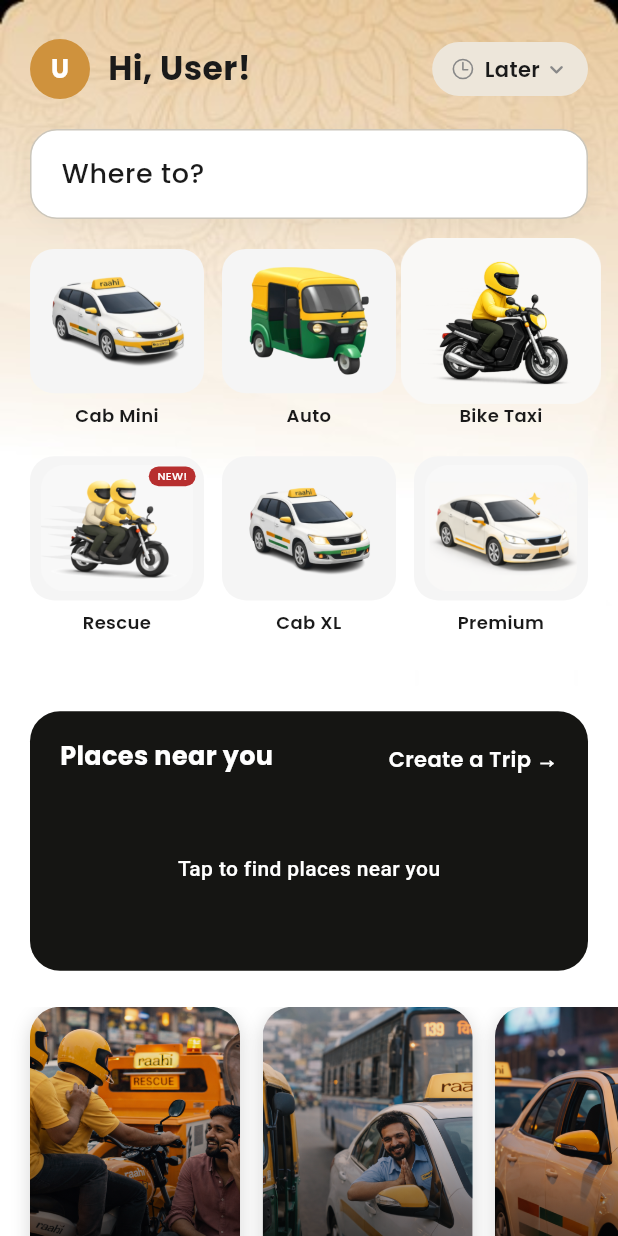
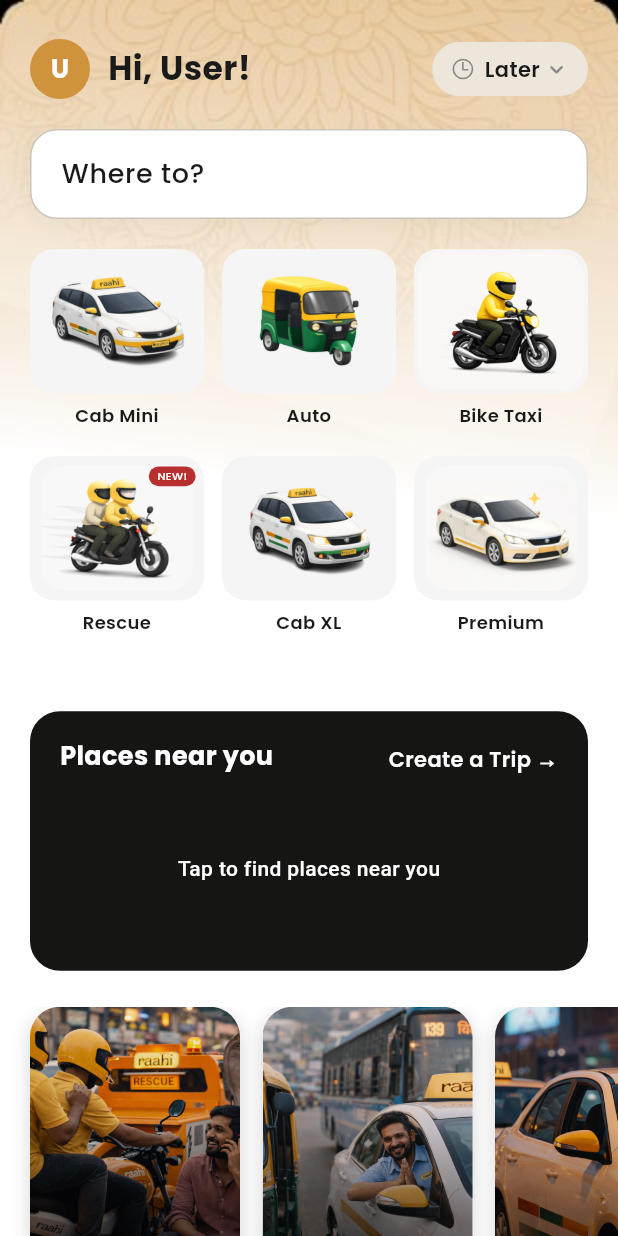
Before and after one commit to rescuexai-cmyk/LatestFrontend, a Flutter app: the ServicesScreen screen opened directly, on a phone screen of 412 x 824 dp. Run offline on Flutter 3.47's test engine with Material 3 defaults, Android fonts, the phone set to English and light mode, and no system bars; our stand-ins replace cached_network_image, dio, equatable, file_picker, firebase_auth, firebase_core and 19 more; missing offline and left inert: firebase_app_check, truecaller_sdk; accounts and stored records are empty; network calls fail.

Commit message:
Fix services hub tile sizing so Auto and Bike Taxi match other grid items.
Replace Transform.scale with clipped tiles and tighter inner padding so icons stay larger without bleeding into adjacent gaps.

Co-authored-by: Cursor <cursoragent@cursor.com>

```diff
--- a/lib/features/home/presentation/screens/services_screen.dart
+++ b/lib/features/home/presentation/screens/services_screen.dart
@@ -64,14 +64,14 @@ class ServicesScreen extends ConsumerStatefulWidget {
         Icons.electric_rickshaw,
         const Color(0xFF4CAF50),
         imagePath: 'assets/vehicles/auto.png',
-        imageScale: 1.32),
+        imagePadding: 2),
     _Svc(
         'bike_taxi',
         'bike_taxi',
         Icons.two_wheeler,
         _accent,
         imagePath: 'assets/vehicles/bike_taxi.png',
-        imageScale: 1.32),
+        imagePadding: 2),
     _Svc(
         'bike_rescue',
         'rescue',
@@ -1134,12 +1134,12 @@ class _Svc {
   final String badge;
   final String? imagePath;
   final bool showNewBadge;
-  final double imageScale;
+  final double imagePadding;
   const _Svc(this.id, this.titleKey, this.icon, this.color,
       {this.badge = '',
       this.imagePath,
       this.showNewBadge = false,
-      this.imageScale = 1.0});
+      this.imagePadding = 6});
 }
 
 // ── Action card ──
@@ -1169,6 +1169,7 @@ class _ServiceCard extends StatelessWidget {
       onTap: onTap,
       child: Column(
         mainAxisSize: MainAxisSize.min,
+        crossAxisAlignment: CrossAxisAlignment.stretch,
         children: [
           AspectRatio(
             aspectRatio: _tileAspectRatio,
@@ -1181,21 +1182,21 @@ class _ServiceCard extends StatelessWidget {
                     color: ServicesScreen._surfaceCard,
                     borderRadius: BorderRadius.circular(16),
                   ),
-                  child: Padding(
-                    padding: const EdgeInsets.all(6),
-                    child: svc.imagePath != null
-                        ? Transform.scale(
-                            scale: svc.imageScale,
-                            child: Image.asset(
+                  child: ClipRRect(
+                    borderRadius: BorderRadius.circular(16),
+                    child: Padding(
+                      padding: EdgeInsets.all(svc.imagePadding),
+                      child: svc.imagePath != null
+                          ? Image.asset(
                               svc.imagePath!,
                               fit: BoxFit.contain,
                               width: double.infinity,
                               height: double.infinity,
                               errorBuilder: (context, error, stackTrace) =>
                                   Icon(svc.icon, color: svc.color, size: 48),
-                            ),
-                          )
-                        : Icon(svc.icon, color: svc.color, size: 48),
+                            )
+                          : Icon(svc.icon, color: svc.color, size: 48),
+                    ),
                   ),
                 ),
                 if (svc.showNewBadge)
```
